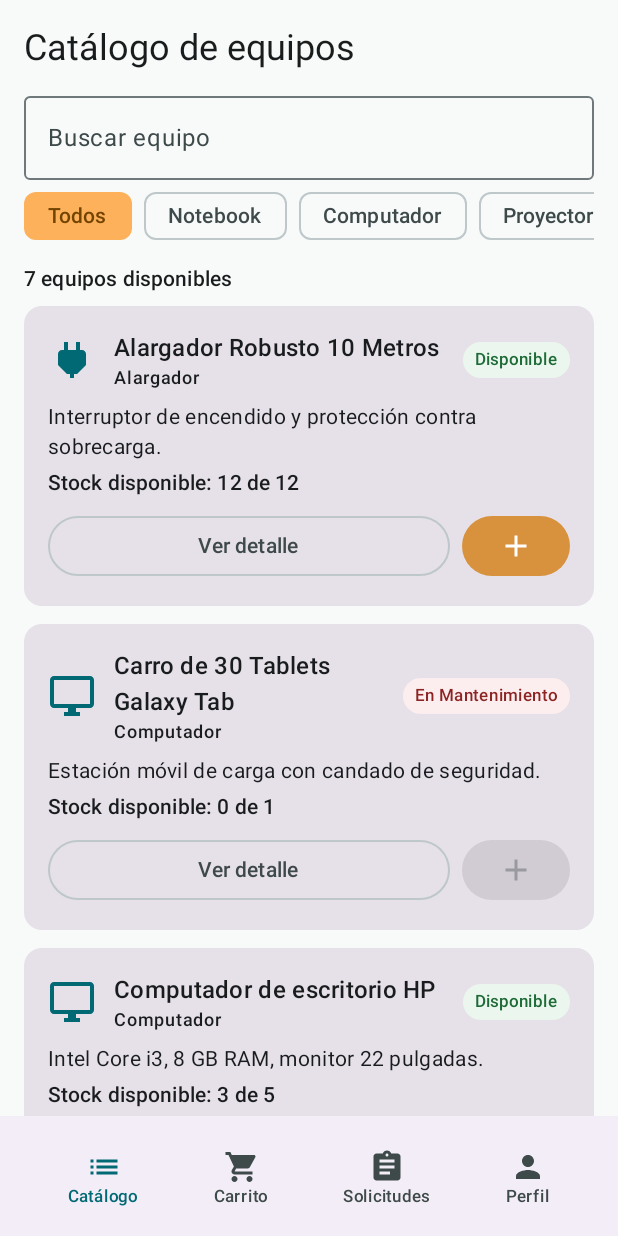
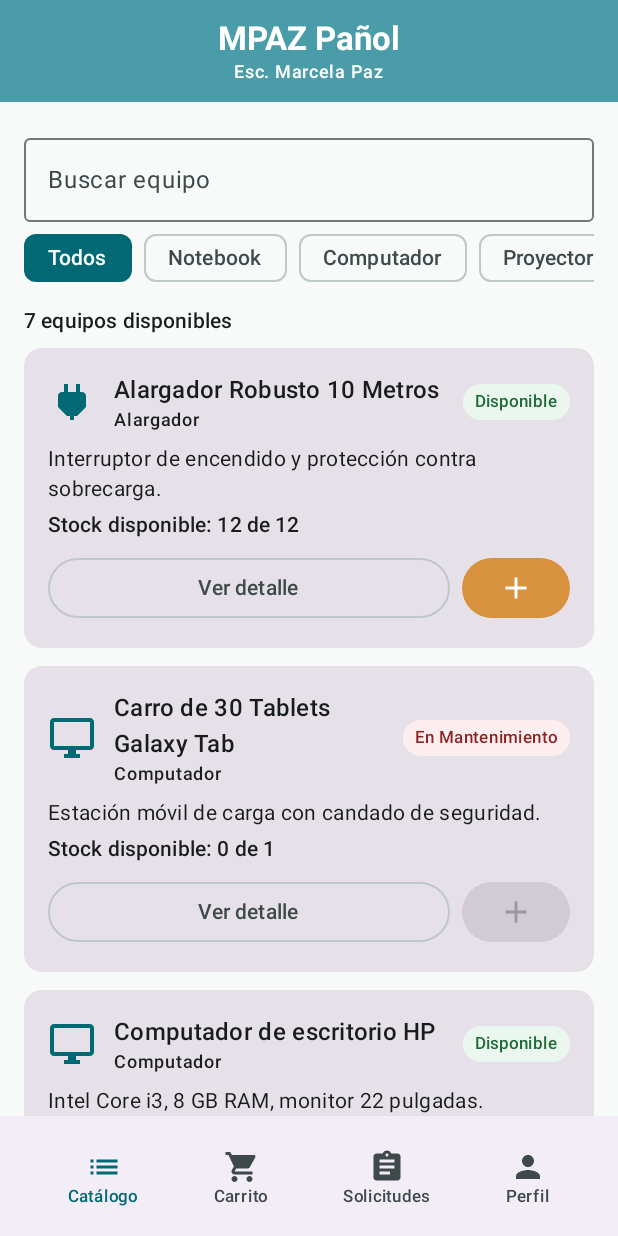
Before and after one commit to AkiraXleb/DDAM_Panol_Joaquin_Nieto__Benjamin_Godoy, an Android app built with Jetpack Compose: the CatalogoScreen screen opened through its navigation route, on a phone screen of 412 x 824 dp. Run offline under Robolectric (Android 15) with nearby library versions, the phone set to English and light mode, and no system bars; our stand-ins replace Room's generated code.

Commit message:
feat: integra Header en Catálogo y Detalle

```diff
--- a/app/src/main/java/com/example/panol/ui/screen/CatalogoScreen.kt
+++ b/app/src/main/java/com/example/panol/ui/screen/CatalogoScreen.kt
@@ -16,6 +16,7 @@ import androidx.compose.foundation.lazy.items
 import androidx.compose.material3.Button
 import androidx.compose.material3.Card
 import androidx.compose.material3.FilterChip
+import androidx.compose.material3.FilterChipDefaults
 import androidx.compose.material3.Icon
 import androidx.compose.material3.MaterialTheme
 import androidx.compose.material3.OutlinedButton
@@ -37,6 +38,7 @@ import com.example.panol.data.Sesion
 import com.example.panol.data.local.entity.EquipoEntity
 import com.example.panol.ui.components.BarraInferior
 import com.example.panol.ui.components.ChipEstado
+import com.example.panol.ui.components.Header
 import com.example.panol.ui.components.iconoCategoria
 import com.example.panol.ui.navigation.Routes
 import com.example.panol.ui.theme.coloresBotonAccion
@@ -57,6 +59,7 @@ fun CatalogoScreen(
 
     Scaffold(
         modifier = Modifier.fillMaxSize(),
+        topBar = { Header() },
         bottomBar = {
             BarraInferior(
                 rutaActual = Routes.CATALOGO,
@@ -71,12 +74,6 @@ fun CatalogoScreen(
                 .padding(innerPadding)
                 .padding(horizontal = 16.dp)
         ) {
-            Text(
-                text = "Catálogo de equipos",
-                style = MaterialTheme.typography.headlineSmall,
-                modifier = Modifier.padding(top = 16.dp)
-            )
-
             OutlinedTextField(
                 value = state.busqueda,
                 onValueChange = { viewModel.onBusquedaChanged(it) },
@@ -84,7 +81,12 @@ fun CatalogoScreen(
                 singleLine = true,
                 modifier = Modifier
                     .fillMaxWidth()
-                    .padding(top = 8.dp)
+                    .padding(top = 16.dp)
+            )
+
+            val coloresChip = FilterChipDefaults.filterChipColors(
+                selectedContainerColor = MaterialTheme.colorScheme.primary,
+                selectedLabelColor = MaterialTheme.colorScheme.onPrimary
             )
 
             LazyRow(horizontalArrangement = Arrangement.spacedBy(8.dp)) {
@@ -92,14 +94,16 @@ fun CatalogoScreen(
                     FilterChip(
                         selected = state.categoriaSeleccionada.isEmpty(),
                         onClick = { viewModel.onTodosClick() },
-                        label = { Text("Todos") }
+                        label = { Text("Todos") },
+                        colors = coloresChip
                     )
                 }
                 items(Constantes.CATEGORIAS) { categoria ->
                     FilterChip(
                         selected = state.categoriaSeleccionada == categoria,
                         onClick = { viewModel.onCategoriaClick(categoria) },
-                        label = { Text(categoria) }
+                        label = { Text(categoria) },
+                        colors = coloresChip
                     )
                 }
             }
```
Also changed, not shown: app/src/main/java/com/example/panol/ui/screen/DetalleScreen.kt (+6 -8 lines).
